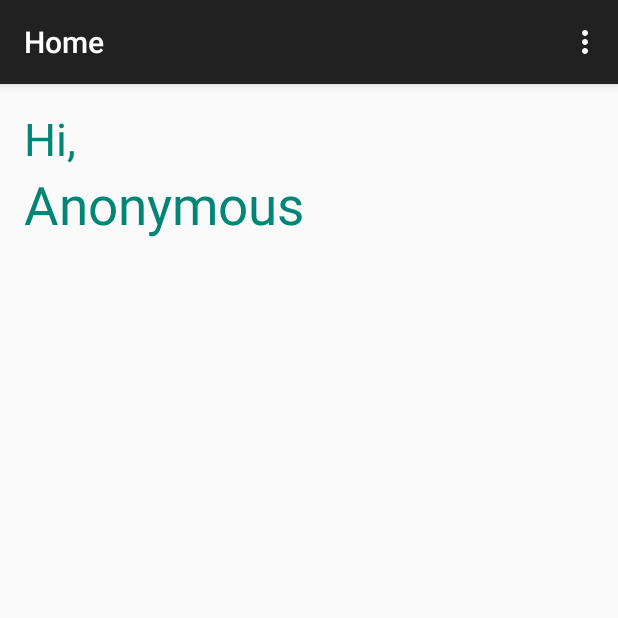
After one commit to anantm95/SemTrac, an Android app: the HomeActivity screen opened directly, with no data from a screen before it, on a phone screen of 412 x 824 dp, the top half of it. The commit adds this screen. Run offline under Robolectric (Android 15) with nearby library versions, the phone set to English and light mode, and no system bars.

Commit message:
Added student class and the home activity.

```diff
--- a/app/src/main/AndroidManifest.xml
+++ b/app/src/main/AndroidManifest.xml
@@ -16,6 +16,10 @@
                 <category android:name="android.intent.category.LAUNCHER" />
             </intent-filter>
         </activity>
+        <activity
+            android:name=".HomeActivity"
+            android:label="@string/title_activity_home" >
+        </activity>
     </application>
 
 </manifest>
--- /dev/null
+++ b/app/src/main/java/com/academy/semtrac/HomeActivity.java
@@ -0,0 +1,39 @@
+package com.academy.semtrac;
+
+import android.support.v7.app.ActionBarActivity;
+import android.os.Bundle;
+import android.view.Menu;
+import android.view.MenuItem;
+
+
+public class HomeActivity extends ActionBarActivity {
+
+    @Override
+    protected void onCreate(Bundle savedInstanceState) {
+        super.onCreate(savedInstanceState);
+        setContentView(R.layout.activity_home);
+    }
+
+
+    @Override
+    public boolean onCreateOptionsMenu(Menu menu) {
+        // Inflate the menu; this adds items to the action bar if it is present.
+        getMenuInflater().inflate(R.menu.menu_home, menu);
+        return true;
+    }
+
+    @Override
+    public boolean onOptionsItemSelected(MenuItem item) {
+        // Handle action bar item clicks here. The action bar will
+        // automatically handle clicks on the Home/Up button, so long
+        // as you specify a parent activity in AndroidManifest.xml.
+        int id = item.getItemId();
+
+        //noinspection SimplifiableIfStatement
+        if (id == R.id.action_settings) {
+            return true;
+        }
+
+        return super.onOptionsItemSelected(item);
+    }
+}
--- /dev/null
+++ b/app/src/main/java/com/academy/semtrac/Student.java
@@ -0,0 +1,10 @@
+package com.academy.semtrac;
+
+import java.util.ArrayList;
+
+public class Student {
+    String studentName = "Anonymous";
+    ArrayList<Semester> pastSemesters;
+    Semester currentSemester;
+    double cumulativeGradePointAverage = 0.0;
+}
--- /dev/null
+++ b/app/src/main/res/layout/activity_home.xml
@@ -0,0 +1,33 @@
+<LinearLayout
+    xmlns:android="http://schemas.android.com/apk/res/android"
+    xmlns:tools="http://schemas.android.com/tools"
+    android:layout_width="match_parent"
+    android:layout_height="match_parent"
+    android:paddingLeft="@dimen/activity_horizontal_margin"
+    android:paddingRight="@dimen/activity_horizontal_margin"
+    android:paddingTop="@dimen/activity_vertical_margin"
+    android:paddingBottom="@dimen/activity_vertical_margin"
+    android:orientation="vertical"
+    android:id="@+id/home_layout"
+    tools:context="com.academy.semtrac.HomeActivity">
+
+
+    <TextView
+        android:layout_width="wrap_content"
+        android:layout_height="wrap_content"
+        android:textSize="@dimen/size_of_hi"
+        android:textColor="@color/material_deep_teal_500"
+        android:text="@string/hi"
+        android:id="@+id/textView" />
+
+    <TextView
+        android:layout_width="wrap_content"
+        android:layout_height="wrap_content"
+        android:text="Anonymous"
+        android:id="@+id/studentName"
+        android:textSize="@dimen/size_of_name"
+        android:textColor="@color/material_deep_teal_500"/>
+
+
+
+</LinearLayout>
--- /dev/null
+++ b/app/src/main/res/menu/menu_home.xml
@@ -0,0 +1,6 @@
+<menu xmlns:android="http://schemas.android.com/apk/res/android"
+    xmlns:app="http://schemas.android.com/apk/res-auto"
+    xmlns:tools="http://schemas.android.com/tools" tools:context="com.academy.semtrac.HomeActivity">
+    <item android:id="@+id/action_settings" android:title="@string/action_settings"
+        android:orderInCategory="100" app:showAsAction="never" />
+</menu>
--- a/app/src/main/res/values/dimens.xml
+++ b/app/src/main/res/values/dimens.xml
@@ -2,4 +2,6 @@
     <!-- Default screen margins, per the Android Design guidelines. -->
     <dimen name="activity_horizontal_margin">16dp</dimen>
     <dimen name="activity_vertical_margin">16dp</dimen>
+    <dimen name="size_of_hi">30sp</dimen>
+    <dimen name="size_of_name">35sp</dimen>
 </resources>
--- a/app/src/main/res/values/strings.xml
+++ b/app/src/main/res/values/strings.xml
@@ -4,5 +4,7 @@
     <string name="app_name">SemTrac</string>
     <string name="hello_world">Hello world!</string>
     <string name="action_settings">Settings</string>
+    <string name="title_activity_home">Home</string>
+    <string name="hi">Hi,</string>
 
 </resources>
```
Also changed, not shown: app/src/main/java/com/academy/semtrac/Semester.java (line endings or trailing spaces).
